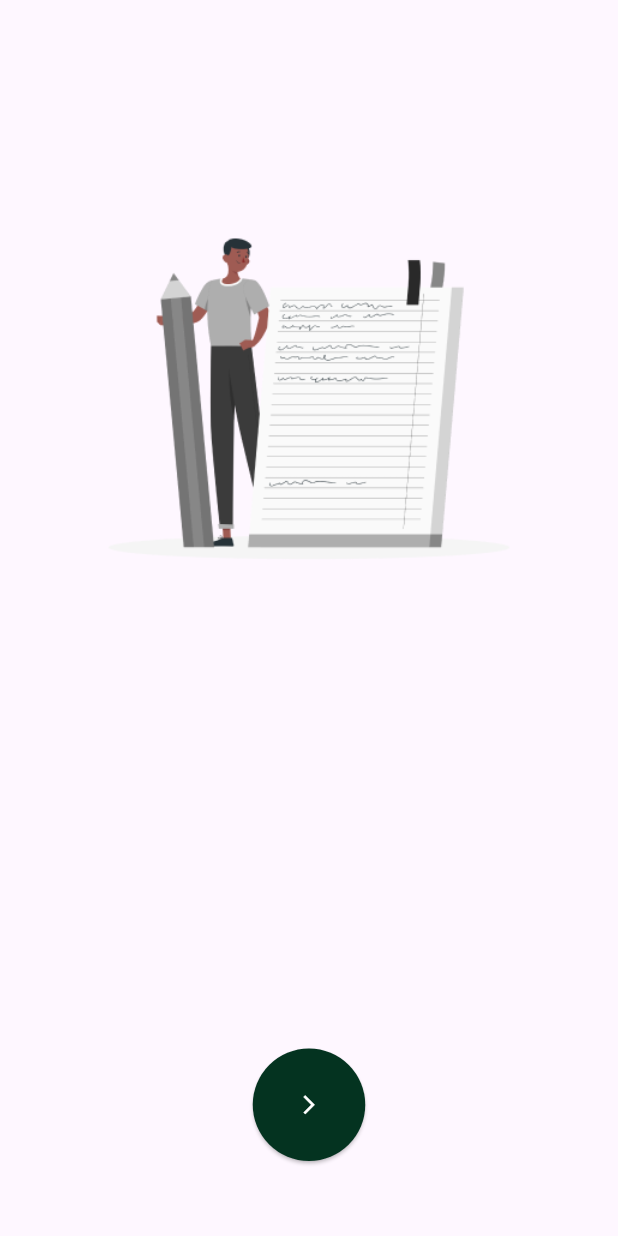
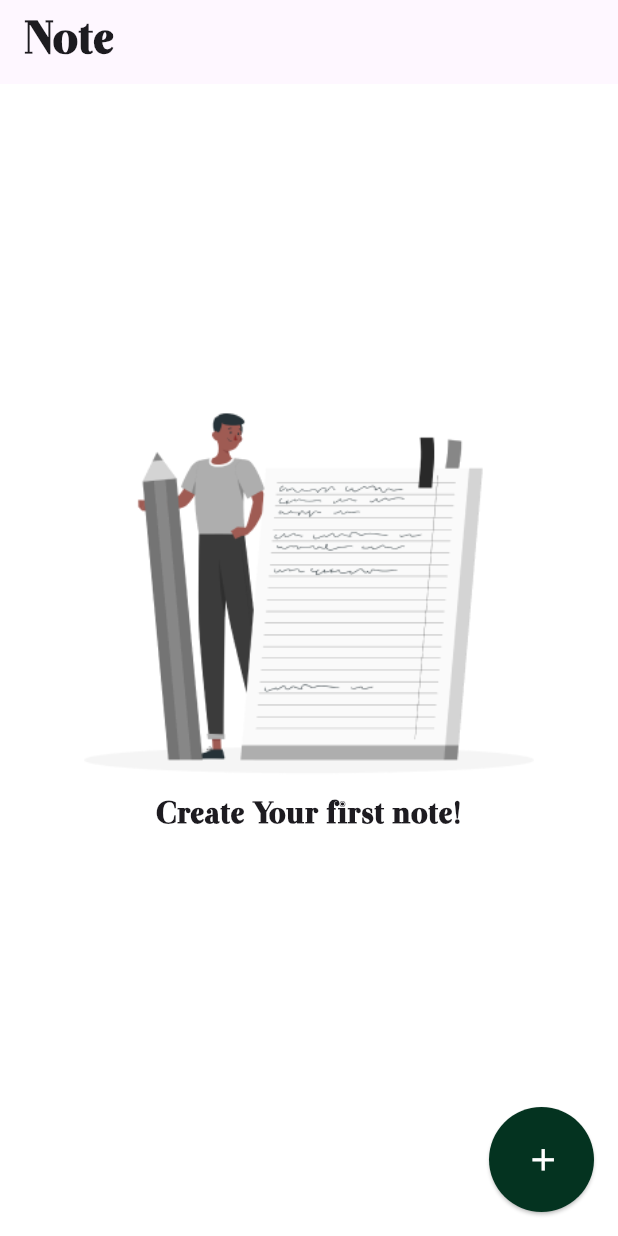
Before and after one commit to salahswidan/note_app_with_hive, a Flutter app: the screen it shows after launch, after a tap on the "arrow forward ios" icon, on a phone screen of 412 x 824 dp. Run offline on Flutter 3.47's test engine with Material 3 defaults, Android fonts, the phone set to English and light mode, and no system bars; our stand-ins replace flutter_screenutil.

Commit message:
Implement onboarding and home screen functionality with navigation

```diff
--- /dev/null
+++ b/lib/controller/on_boarding/on_boarding_controller.dart
@@ -0,0 +1,10 @@
+import 'package:flutter/material.dart';
+
+import '../../core/resources/route_manager.dart';
+
+class OnBoardingController {
+  void goToHomeScreen(BuildContext context) {
+    Navigator.of(context)
+        .pushNamedAndRemoveUntil(RoutesName.homeScreen, (route) => false);
+  }
+}
--- a/lib/core/resources/color_manager.dart
+++ b/lib/core/resources/color_manager.dart
@@ -3,5 +3,6 @@ import 'package:flutter/material.dart';
 class ColorManager {
   ColorManager._();
   static const Color KPrimaryColor = Color(0xff043320);
+  static const Color KGreyColor = Color(0xff686868);
 
 }
--- a/lib/core/resources/route_manager.dart
+++ b/lib/core/resources/route_manager.dart
@@ -1,4 +1,5 @@
 import 'package:flutter/material.dart';
+import 'package:note_app/view/home/screens/home_screen.dart';
 import 'package:note_app/view/not_found_route/screens/not_found_route_screen.dart';
 
 import '../../view/on_boarding_screen.dart/screens/on_boarding_screen.dart';
@@ -7,6 +8,7 @@ class RoutesName {
   RoutesName._();
 
   static const String onBoardingScreen = '/';
+  static const String homeScreen = '/homeScreen';
 }
 
 class RoutesManager {
@@ -17,6 +19,8 @@ class RoutesManager {
     switch (settings.name) {
       case RoutesName.onBoardingScreen:
         body = OnBoardingScreen();
+          case RoutesName.homeScreen:
+            body = HomeScreen();
           default:
             body = NotFoundRouteScreen();
             break;
--- a/lib/main.dart
+++ b/lib/main.dart
@@ -1,4 +1,5 @@
 import 'package:flutter/material.dart';
+import 'package:flutter_screenutil/flutter_screenutil.dart';
 
 import 'core/resources/route_manager.dart';
 
@@ -11,14 +12,16 @@ class MyApp extends StatelessWidget {
 
   @override
   Widget build(BuildContext context) {
-    return MaterialApp(
-      debugShowCheckedModeBanner: false,
-      onGenerateRoute: RoutesManager.onGenerateRoute,
-       initialRoute: RoutesName.onBoardingScreen,
-      // routes: RoutesManager.routes,
-
-
-
+    return ScreenUtilInit(
+      designSize: const Size(375, 812),
+      minTextAdapt: true,
+      child: MaterialApp(
+          debugShowCheckedModeBanner: false,
+          onGenerateRoute: RoutesManager.onGenerateRoute,
+          initialRoute: RoutesName.onBoardingScreen,
+          // routes: RoutesManager.routes,
+          theme: ThemeData.light()
+              .copyWith(scaffoldBackgroundColor: Colors.white)),
     );
   }
 }
--- /dev/null
+++ b/lib/view/home/screens/home_screen.dart
@@ -0,0 +1,39 @@
+import 'package:flutter/material.dart';
+import 'package:flutter_screenutil/flutter_screenutil.dart';
+import 'package:note_app/core/resources/color_manager.dart';
+
+import '../widgets/custom_empty_body_home_screen.dart';
+
+class HomeScreen extends StatelessWidget {
+  const HomeScreen({super.key});
+
+  @override
+  Widget build(BuildContext context) {
+    return Scaffold(
+        floatingActionButton: ElevatedButton(
+            style: ElevatedButton.styleFrom(
+              fixedSize: const Size(70, 70),
+              backgroundColor: ColorManager.KPrimaryColor,
+              shape: const CircleBorder(),
+            ),
+            onPressed: () {},
+            child: Center(
+              child: Icon(
+                Icons.add,
+                color: Colors.white,
+                size: 24.sp,
+              ),
+            )),
+        appBar: AppBar(
+          title: Text(
+            "Note",
+            style: TextStyle(
+              fontSize: 30.sp,
+              fontFamily: "Otama",
+              fontWeight: FontWeight.w700,
+            ),
+          ),
+        ),
+        body: CustomEmptyBodyHomeScreen());
+  }
+}
--- /dev/null
+++ b/lib/view/home/widgets/custom_empty_body_home_screen.dart
@@ -0,0 +1,40 @@
+import 'package:flutter/material.dart';
+import 'package:flutter_screenutil/flutter_screenutil.dart';
+
+
+class CustomEmptyBodyHomeScreen extends StatelessWidget {
+  const CustomEmptyBodyHomeScreen({
+    super.key,
+  });
+
+  @override
+  Widget build(BuildContext context) {
+    return SizedBox(
+      width: double.infinity,
+      child: Column(
+          mainAxisAlignment: MainAxisAlignment.center,
+          crossAxisAlignment: CrossAxisAlignment.center,
+          children: [
+            Image.asset(
+              "assets/images/on_boarding_png.png",
+              width: 286.w,
+            ),
+            SizedBox(
+              height: 6.h,
+            ),
+            Text(
+              "Create Your first note!",
+              textAlign: TextAlign.center,
+              style: TextStyle(
+                fontSize: 20.sp,
+                fontFamily: "Otama",
+                fontWeight: FontWeight.w700,
+              ),
+            ),
+            SizedBox(
+              height: 55.h,
+            ),
+          ]),
+    );
+  }
+}
--- a/lib/view/on_boarding_screen.dart/screens/on_boarding_screen.dart
+++ b/lib/view/on_boarding_screen.dart/screens/on_boarding_screen.dart
@@ -1,39 +1,73 @@
 import 'package:flutter/material.dart';
+import 'package:flutter_screenutil/flutter_screenutil.dart';
 import 'package:note_app/core/resources/color_manager.dart';
+import '../../../controller/on_boarding/on_boarding_controller.dart';
+import '../widgets/custom_bottom_nav_bar_on_boarding.dart';
 
-class OnBoardingScreen extends StatelessWidget {
+class OnBoardingScreen extends StatefulWidget {
   const OnBoardingScreen({super.key});
 
   @override
+  State<OnBoardingScreen> createState() => _OnBoardingScreenState();
+}
+
+class _OnBoardingScreenState extends State<OnBoardingScreen> {
+  late OnBoardingController _controller;
+  @override
+  @override
+  void initState() {
+    super.initState();
+    _controller = OnBoardingController();
+  }
   Widget build(BuildContext context) {
     return Scaffold(
-        bottomNavigationBar: Padding(
-          padding: const EdgeInsets.only(bottom: 50.0),
-          child: ElevatedButton(
-              style: ElevatedButton.styleFrom(
-                fixedSize: const Size(75, 75),
-                backgroundColor: ColorManager.KPrimaryColor,
-                shape: const CircleBorder(),
-              ),
-              onPressed: () {},
-              child: Icon(
-                Icons.arrow_forward_ios,
-                color: Colors.white,
-                size: 15,
-              )),
+        backgroundColor: Colors.white,
+        bottomNavigationBar: CustomBottomNavBarOnBoardingScreen(
+          onPressed: () {
+           _controller.goToHomeScreen(context);
+          },
         ),
         body: Container(
+          padding: EdgeInsets.symmetric(
+            horizontal: 30.w,
+          ),
           width: double.infinity,
-          child: Column(children: [
-            const SizedBox(
-              height: 125,
-            ),
-            Image.asset(
-              "assets/images/on_boarding_png.png",
-              width: 280,
-              height: 280,
-            )
-          ]),
+          child: Column(
+              mainAxisAlignment: MainAxisAlignment.center,
+              crossAxisAlignment: CrossAxisAlignment.center,
+              children: [
+                SizedBox(
+                  height: 125.h,
+                ),
+                Image.asset(
+                  "assets/images/on_boarding_png.png",
+                  width: 280.w,
+                ),
+                SizedBox(
+                  height: 55.h,
+                ),
+                Text(
+                  "All thoughts one place.",
+                  textAlign: TextAlign.center,
+                  style: TextStyle(
+                    fontSize: 48.sp,
+                    fontFamily: "Otama",
+                    fontWeight: FontWeight.w700,
+                  ),
+                ),
+                SizedBox(
+                  height: 20.h,
+                ),
+                Text(
+                  "Drive right in and clear that mind of yours by writing down",
+                  textAlign: TextAlign.center,
+                  style: TextStyle(
+                    fontSize: 16.sp,
+                    fontFamily: "Otama",
+                    color: ColorManager.KGreyColor,
+                  ),
+                ),
+              ]),
         ));
   }
 }
--- /dev/null
+++ b/lib/view/on_boarding_screen.dart/widgets/custom_bottom_nav_bar_on_boarding.dart
@@ -0,0 +1,30 @@
+
+import 'package:flutter/material.dart';
+import 'package:flutter_screenutil/flutter_screenutil.dart';
+
+import '../../../core/resources/color_manager.dart';
+
+class CustomBottomNavBarOnBoardingScreen extends StatelessWidget {
+  const CustomBottomNavBarOnBoardingScreen({
+    super.key, required this.onPressed,
+  });
+  final VoidCallback onPressed;
+  @override
+  Widget build(BuildContext context) {
+    return Padding(
+      padding: const EdgeInsets.only(bottom: 50.0),
+      child: ElevatedButton(
+          style: ElevatedButton.styleFrom(
+            fixedSize: const Size(75, 75),
+            backgroundColor: ColorManager.KPrimaryColor,
+            shape: const CircleBorder(),
+          ),
+          onPressed: onPressed,
+          child: Icon(
+            Icons.arrow_forward_ios,
+            color: Colors.white,
+            size: 15.sp,
+          )),
+    );
+  }
+}
```
Also changed, not shown: pubspec.yaml (+5 -10 lines), pubspec.lock. Lines whose indentation alone changed are shown as unchanged.
